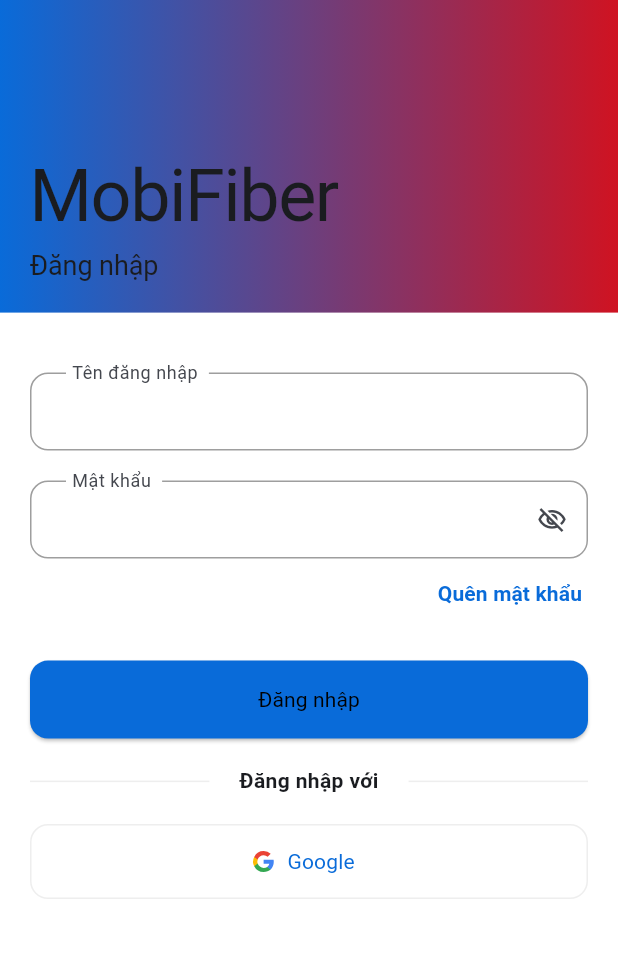
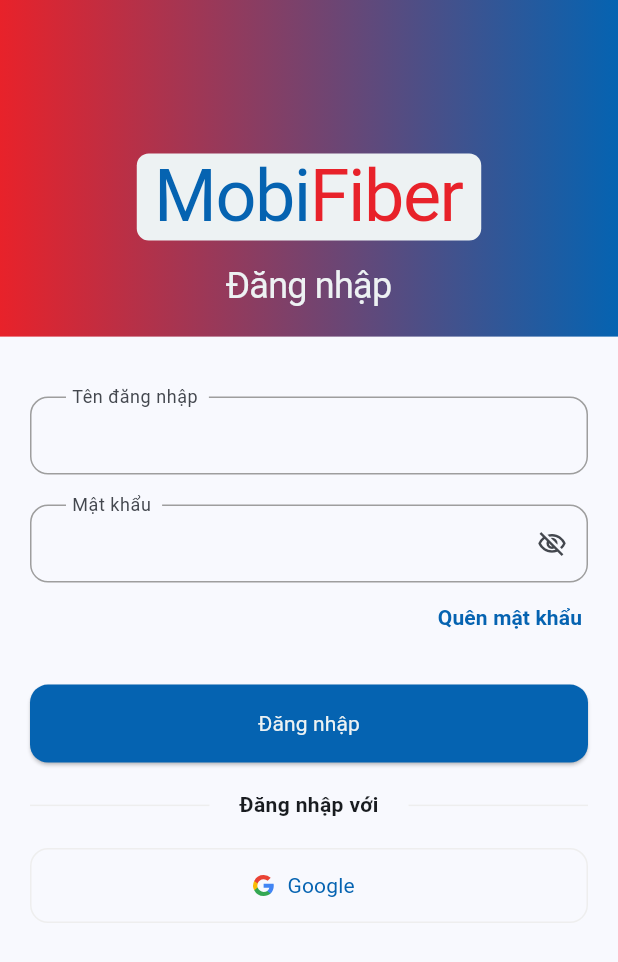
Before and after one commit to leduchuy225/Flutter-Base, a Flutter app: the screen it shows after launch, on a phone screen of 412 x 824 dp. Shown: the top 962 px of the screen. Run offline on Flutter 3.47's test engine with Material 3 defaults, Android fonts, the phone set to English and light mode, and no system bars; drawn by our look-alikes of flutter_animate; our stand-ins replace connectivity_plus, data_table_2, dio, equatable, flutter_svg, freezed_annotation and 5 more; generated files the repository leaves out were written again; project files that could hold a hidden picture were left out.

Commit message:
update code

```diff
--- a/lib/theme/app_theme.dart
+++ b/lib/theme/app_theme.dart
@@ -43,13 +43,13 @@ extension SnackbarTypeExtension on SnackbarType {
   List<Color> get colors {
     switch (this) {
       case SnackbarType.ERROR:
-        return [Colors.red, Colors.white];
+        return [AppColors.error, AppColors.textLight];
       case SnackbarType.INFORMATION:
-        return [Colors.blue, Colors.white];
+        return [AppColors.info, AppColors.textLight];
       case SnackbarType.WARNING:
-        return [Colors.yellow, Colors.white];
+        return [AppColors.warning, AppColors.textLight];
       case SnackbarType.SUCCESS:
-        return [Colors.green, Colors.white];
+        return [AppColors.success, AppColors.textLight];
     }
   }
 }
@@ -69,7 +69,8 @@ class AppTheme {
   static final ThemeData themeData = ThemeData(
     useMaterial3: true,
     colorSchemeSeed: AppColors.primary,
-    scaffoldBackgroundColor: Colors.white,
+    scaffoldBackgroundColor: AppColors.bgColorScreen,
+    appBarTheme: const AppBarTheme(foregroundColor: AppColors.textLight),
     // dialogTheme: const DialogThemeData(
     //   titleTextStyle: TextStyle(color: Colors.amber),
     //   contentTextStyle: TextStyle(color: Colors.amber),
@@ -105,8 +106,8 @@ class AppTheme {
     ),
     textButtonTheme: TextButtonThemeData(
       style: TextButton.styleFrom(
+        padding: const EdgeInsets.all(4),
         foregroundColor: AppColors.primary,
-        padding: const EdgeInsets.all(4),
         shape: const RoundedRectangleBorder(
           borderRadius: BorderRadius.all(Radius.circular(8)),
         ),
@@ -125,8 +126,8 @@ class AppTheme {
     ),
     elevatedButtonTheme: ElevatedButtonThemeData(
       style: ElevatedButton.styleFrom(
-        foregroundColor: Colors.black,
         backgroundColor: AppColors.primary,
+        foregroundColor: AppColors.textLight,
         disabledBackgroundColor: Colors.grey.shade300,
         minimumSize: const Size(double.infinity, 52),
         shape: const RoundedRectangleBorder(
--- /dev/null
+++ b/lib/theme/assets.dart
@@ -0,0 +1,9 @@
+class MyAssets {
+  MyAssets._();
+
+  static const String google = 'assets/vectors/google.svg';
+  static const String facebook = 'assets/vectors/facebook.svg';
+
+  // static const String mobifoneLogo = 'assets/images/mobifone-logo.png';
+  // static const String mobifiberLogo = 'assets/images/mobifiber-logo.png';
+}
--- a/lib/theme/icon.dart
+++ /dev/null
@@ -1,6 +0,0 @@
-class MyIcons {
-  MyIcons._();
-
-  static const String google = 'assets/vectors/google.svg';
-  static const String facebook = 'assets/vectors/facebook.svg';
-}
--- a/lib/theme/styles.dart
+++ b/lib/theme/styles.dart
@@ -80,15 +80,19 @@ class AppColors {
 
   static const Color white = Color(0xFFFFFFFF);
 
-  static const Color initial = Color.fromRGBO(23, 43, 77, 1.0);
+  static const Color initial = mobifoneRandom1;
+  // Color.fromRGBO(23, 43, 77, 1.0);
 
-  static const Color primary = Color.fromRGBO(9, 107, 217, 1.0);
+  static const Color primary = mobifonePrimary;
+  // Color.fromRGBO(9, 107, 217, 1.0);
 
-  static const Color secondary = Color.fromRGBO(247, 250, 252, 1.0);
+  static const Color secondary = mobifoneSecodary;
+  // Color.fromRGBO(247, 250, 252, 1.0);
 
   static const Color label = Color.fromRGBO(254, 36, 114, 1.0);
 
-  static const Color info = Color.fromRGBO(17, 205, 239, 1.0);
+  static const Color info = mobifoneRandom4;
+  // Color.fromRGBO(17, 205, 239, 1.0);
 
   static const Color error = Color.fromRGBO(207, 19, 34, 1.0);
 
@@ -99,6 +103,7 @@ class AppColors {
   static const Color header = Color.fromRGBO(82, 95, 127, 1.0);
 
   static const Color bgColorScreen = Color.fromRGBO(248, 249, 254, 1.0);
+  // Color.fromRGBO(248, 249, 254, 1.0);
 
   static const Color border = Color.fromRGBO(202, 209, 215, 1.0);
 
@@ -121,9 +126,20 @@ class AppColors {
   static const Color textGreyDark = Color(0xFF050505);
   static const Color textGreyDark2 = Color(0xFF272727);
 
+  static const Color textLight = Color(0xFFEDF2F3);
+  static const Color mobifonePrimary = Color(0xFF0563B1);
+  static const Color mobifoneSecodary = Color(0xFFE8222A);
+  static const Color mobifoneRandom1 = Color(0xFF6398C1);
+  static const Color mobifoneRandom2 = Color(0xFF343434);
+  static const Color mobifoneRandom3 = Color(0xFF5E6972);
+  static const Color mobifoneRandom4 = Color(0xFF7AB5E1);
+  static const Color mobifoneRandom5 = Color(0xFF30447A);
+  static const Color mobifoneRandom6 = Color(0xFF3C8CC8);
+  static const Color mobifoneRandom7 = Color(0xFF147CD4);
+
   static const List<Color> defaultGradient = [
+    AppColors.secondary,
     AppColors.primary,
-    AppColors.error,
   ];
 }
 
--- a/lib/ui/authentication/login_screen.dart
+++ b/lib/ui/authentication/login_screen.dart
@@ -9,7 +9,7 @@ import 'package:flutter_svg/flutter_svg.dart';
 import 'package:get/get.dart';
 
 import '../../core/services/shared_preference_service.dart';
-import '../../theme/icon.dart';
+import '../../theme/assets.dart';
 import '../../widgets/text_field/text_field_controller.dart';
 import '../../widgets/text_field/text_field_widget.dart';
 import 'update_password_screen.dart';
@@ -148,7 +148,7 @@ class _LoginScreenState extends State<LoginScreen> {
                 },
               );
             },
-            icon: SvgPicture.asset(MyIcons.google),
+            icon: SvgPicture.asset(MyAssets.google),
             label: const Text('Google'),
           ),
         ],
--- a/lib/ui/authentication/widgets/authentication_scaffold.dart
+++ b/lib/ui/authentication/widgets/authentication_scaffold.dart
@@ -2,6 +2,7 @@ import 'package:flutter/material.dart';
 
 import '../../../theme/styles.dart';
 import '../../../widgets/gradient_background.dart';
+import '../../../widgets/mobile_fiber.dart';
 
 class AuthenticationScaffold extends StatelessWidget {
   final String title;
@@ -23,9 +24,12 @@ class AuthenticationScaffold extends StatelessWidget {
         children: [
           GradientBackground(
             children: [
-              Text('MobiFiber', style: AppTextStyles.h1),
-              AppStyles.pdt6,
-              Text(title, style: AppTextStyles.h3),
+              MobileFiber(style: AppTextStyles.h1),
+              AppStyles.pdt15,
+              Text(
+                title,
+                style: AppTextStyles.h2.copyWith(color: AppColors.textLight),
+              ),
             ],
           ),
           Padding(padding: const EdgeInsets.all(20), child: child),
--- /dev/null
+++ b/lib/widgets/file_collection/file_collection_controller.dart
@@ -0,0 +1,3 @@
+import 'package:get/get.dart';
+
+class FileCollectionController extends GetxController {}
--- a/lib/widgets/gradient_background.dart
+++ b/lib/widgets/gradient_background.dart
@@ -20,7 +20,6 @@ class GradientBackground extends StatelessWidget {
       child: Padding(
         padding: const EdgeInsets.all(20),
         child: Column(
-          crossAxisAlignment: CrossAxisAlignment.stretch,
           children: [
             SizedBox(height: context.heightFraction(sizeFraction: 0.1)),
             ...children,
--- a/lib/widgets/loading_widget.dart
+++ b/lib/widgets/loading_widget.dart
@@ -46,7 +46,7 @@ class MyLoading extends StatelessWidget {
                       'Đang xử lý yêu cầu...',
                       textAlign: TextAlign.center,
                       style: AppTextStyles.title2.copyWith(
-                        color: AppColors.initial,
+                        color: AppColors.primary,
                         decoration: TextDecoration.none,
                       ),
                     ),
--- /dev/null
+++ b/lib/widgets/mobile_fiber.dart
@@ -0,0 +1,27 @@
+import 'package:flutter/material.dart';
+import 'package:flutter_base/theme/styles.dart';
+
+class MobileFiber extends StatelessWidget {
+  final TextStyle? style;
+
+  const MobileFiber({super.key, this.style});
+
+  @override
+  Widget build(BuildContext context) {
+    final _textStyle = style ?? AppTextStyles.h1;
+    return Container(
+      decoration: const BoxDecoration(
+        color: AppColors.textLight,
+        borderRadius: AppCorners.lgBorder,
+      ),
+      padding: const EdgeInsets.symmetric(horizontal: 12),
+      child: Row(
+        mainAxisSize: MainAxisSize.min,
+        children: [
+          Text('Mobi', style: _textStyle.copyWith(color: AppColors.primary)),
+          Text('Fiber', style: _textStyle.copyWith(color: AppColors.secondary)),
+        ],
+      ),
+    );
+  }
+}
--- a/pubspec.yaml
+++ b/pubspec.yaml
@@ -82,6 +82,7 @@ flutter:
   #   - images/a_dot_ham.jpeg
   assets:
     - assets/vectors/
+    - assets/images/
 
   fonts:
     - family: Roboto
```
Also changed, not shown: lib/core/utils/datetime_utils.dart (added, +52 -0 lines), lib/widgets/file_collection/file_collection_widget.dart (added, +15 -0 lines), assets/images/mobifone-logo.png (added), lib/models/file_collection_model.dart (added).
